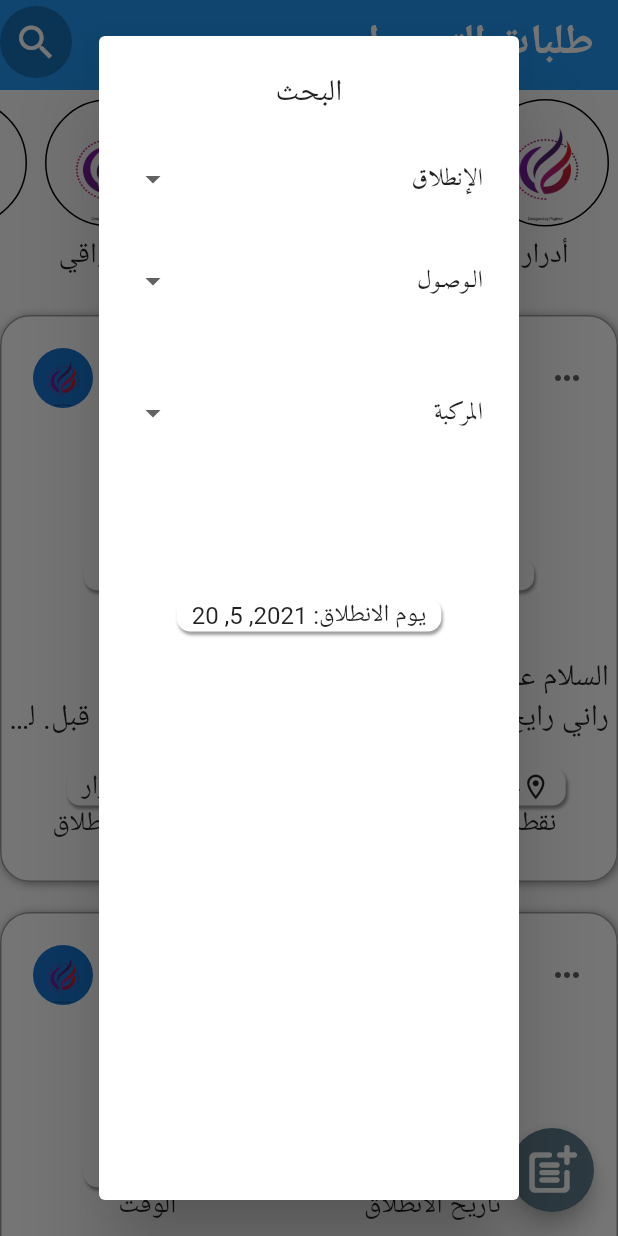
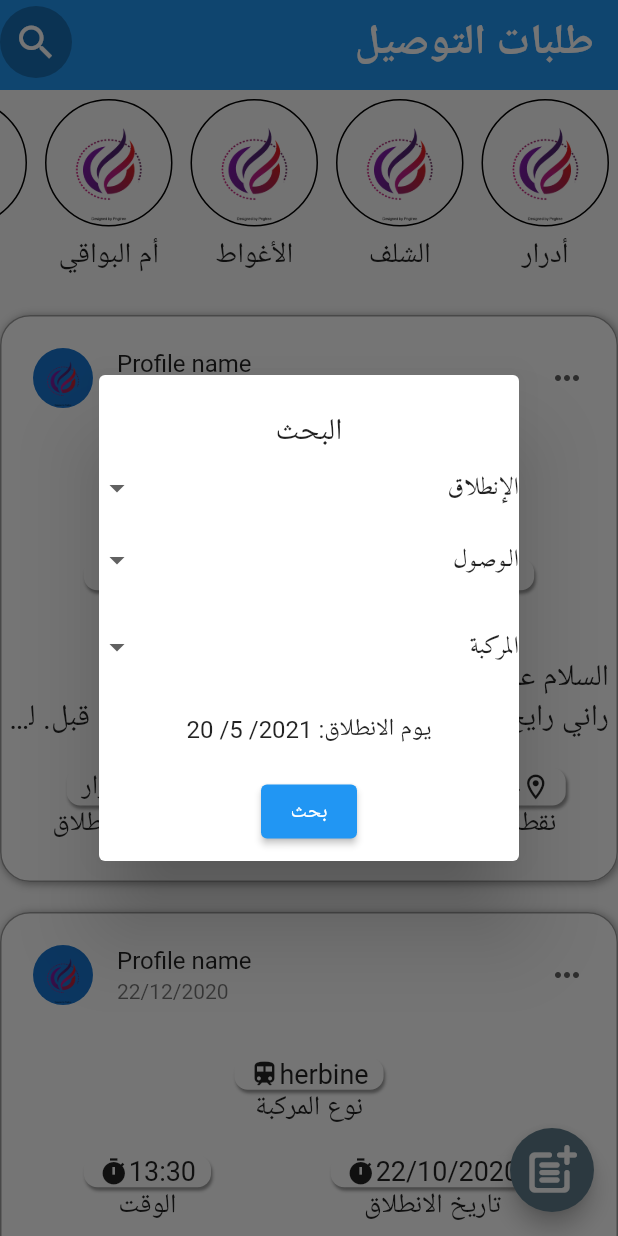
Before and after one commit to aymen-adj/2_cpi_Project, a Flutter app: the Offers screen opened directly, after a tap on the "search" icon, on a phone screen of 412 x 824 dp. Run offline on Flutter 3.47's test engine with Material 2 defaults, Android fonts, the phone set to English and light mode, and no system bars; our stand-ins replace firebase_auth, firebase_core; missing offline and left inert: mysql1; accounts and stored records are empty.

Commit message:
Add Appbar Filter

```diff
--- /dev/null
+++ b/lib/components/DialogFiler.dart
@@ -0,0 +1,83 @@
+import 'package:flutter/material.dart';
+import 'package:ii_cpi_project/constantes/Constants.dart';
+import 'package:ii_cpi_project/components/appbar.dart';
+import 'package:ii_cpi_project/components/SearchFiler.dart';
+
+class DialogFilter extends StatefulWidget {
+  @override
+  _DialogFilterState createState() => _DialogFilterState();
+}
+
+class _DialogFilterState extends State<DialogFilter> {
+  DateTime pickedDate;
+  _pickDate() async {
+    DateTime date = await showDatePicker(
+      context: context,
+      initialDate: pickedDate,
+      firstDate: DateTime(DateTime.now().year),
+      lastDate: DateTime(DateTime.now().year + 1),
+    );
+
+    if (date != null) {
+      setState(() {
+        pickedDate = date;
+      });
+    }
+  }
+
+  @override
+  void initState() {
+    pickedDate = DateTime.now();
+    super.initState();
+  }
+
+  @override
+  Widget build(BuildContext context) {
+    return StatefulBuilder(builder: (context, setState) {
+      return Directionality(
+        textDirection: TextDirection.rtl,
+        child: Container(
+          child: AlertDialog(
+            insetPadding: EdgeInsets.symmetric(vertical: 250, horizontal: 25),
+            contentPadding: EdgeInsets.zero,
+            clipBehavior: Clip.antiAliasWithSaveLayer,
+            title: Center(child: Text('البحث')),
+            content: Column(
+              children: [
+                Filter(
+                  dropTitle: 'الإنطلاق',
+                  dropdownmenu: kWilayat,
+                ),
+                Filter(
+                  dropTitle: 'الـوصـول',
+                  dropdownmenu: kWilayat,
+                ),
+                SizedBox(
+                  height: 10,
+                ),
+                Filter(
+                  dropTitle: 'المركبة',
+                  dropdownmenu: vehicles,
+                ),
+                SizedBox(height: 20),
+                GestureDetector(
+                  onTap: _pickDate,
+                  child: Text(
+                      "يوم الانطلاق: ${pickedDate.year}/ ${pickedDate.month}/ ${pickedDate.day}"),
+                ),
+                SizedBox(height: 20),
+                ElevatedButton(
+                  child: Text("بحث"),
+                  onPressed: () {
+                    print(HomeAppBar.traget);
+                    print(HomeAppBar.vehicule);
+                  },
+                ),
+              ],
+            ),
+          ),
+        ),
+      );
+    });
+  }
+}
--- /dev/null
+++ b/lib/components/SearchFiler.dart
@@ -0,0 +1,50 @@
+import 'package:flutter/material.dart';
+import 'package:ii_cpi_project/components/appbar.dart';
+
+class Filter extends StatefulWidget {
+  Filter({@required this.dropTitle, @required this.dropdownmenu});
+
+  final String dropTitle;
+  final List<DropdownMenuItem> dropdownmenu;
+  @override
+  _FilterState createState() => _FilterState();
+}
+
+class _FilterState extends State<Filter> {
+  String wilaya;
+  @override
+  Widget build(BuildContext context) {
+    return Row(
+      children: [
+        Expanded(
+          child: Container(
+            child: Text(widget.dropTitle,
+                style: TextStyle(
+                  fontFamily: 'Amiri',
+                )),
+          ),
+        ),
+        Expanded(
+          flex: 2,
+          child: DropdownButtonHideUnderline(
+            child: DropdownButton(
+              value: wilaya,
+              onChanged: (value) {
+                setState(() {
+                  wilaya = value;
+                });
+                if (widget.dropTitle == "الإنطلاق")
+                  HomeAppBar.traget[0] = wilaya;
+                else if (widget.dropTitle == "الـوصـول")
+                  HomeAppBar.traget[1] = wilaya;
+                else
+                  HomeAppBar.vehicule = wilaya;
+              },
+              items: widget.dropdownmenu,
+            ),
+          ),
+        ),
+      ],
+    );
+  }
+}
--- a/lib/components/appbar.dart
+++ b/lib/components/appbar.dart
@@ -1,11 +1,15 @@
 import 'package:flutter/material.dart';
 import 'package:flutter/rendering.dart';
-import 'package:ii_cpi_project/components/BasicContainerWithShadow.dart';
 import 'package:ii_cpi_project/constantes/Constants.dart';
+import 'package:ii_cpi_project/components/DialogFiler.dart';
 
 class HomeAppBar extends StatefulWidget {
   ScrollController scrollController;
   HomeAppBar({this.scrollController});
+
+  static List<String> traget = [null, null];
+  static String vehicule;
+
   @override
   _HomeAppBarState createState() => _HomeAppBarState();
 }
@@ -50,46 +54,7 @@ class _HomeAppBarState extends State<HomeAppBar> {
                   showDialog(
                       context: context,
                       builder: (_) {
-                        return StatefulBuilder(builder: (context, setState) {
-                          return Directionality(
-                            textDirection: TextDirection.rtl,
-                            child: AlertDialog(
-                              title: Center(child: Text('البحث')),
-                              content: Column(
-                                children: [
-                                  Filter(
-                                    DropTitle: 'الإنطلاق',
-                                    dropdownmenu: kWilayat,
-                                  ),
-                                  SizedBox(
-                                    height: 20,
-                                  ),
-                                  Filter(
-                                    DropTitle: 'الـوصـول',
-                                    dropdownmenu: kWilayat,
-                                  ),
-                                  SizedBox(
-                                    height: 40,
-                                  ),
-                                  Filter(
-                                    DropTitle: 'المركبة',
-                                    dropdownmenu: vehicles,
-                                  ),
-                                  SizedBox(
-                                    height: 100,
-                                  ),
-                                  GestureDetector(
-                                    onTap: _pickDate,
-                                    child: BasicContainerWithShadow(
-                                      child: Text(
-                                          "يوم الانطلاق: ${pickedDate.year}, ${pickedDate.month}, ${pickedDate.day}"),
-                                    ),
-                                  ),
-                                ],
-                              ),
-                            ),
-                          );
-                        });
+                        return DialogFilter();
                       });
                 }),
           ),
@@ -97,61 +62,4 @@ class _HomeAppBarState extends State<HomeAppBar> {
       ),
     );
   }
-
-  _pickDate() async {
-    DateTime date = await showDatePicker(
-      context: context,
-      initialDate: pickedDate,
-      firstDate: DateTime(DateTime.now().year),
-      lastDate: DateTime(DateTime.now().year + 1),
-    );
-
-    if (date != null) {
-      setState(() {
-        pickedDate = date;
-      });
-    }
-  }
 }
-
-class Filter extends StatefulWidget {
-  Filter({@required this.DropTitle, @required this.dropdownmenu});
-
-  final String DropTitle;
-  final List<DropdownMenuItem> dropdownmenu;
-  @override
-  _FilterState createState() => _FilterState();
-}
-
-class _FilterState extends State<Filter> {
-  String wilaya;
-  @override
-  Widget build(BuildContext context) {
-    return Row(
-      children: [
-        Expanded(
-          child: Container(
-            child: Text(widget.DropTitle,
-                style: TextStyle(
-                  fontFamily: 'Amiri',
-                )),
-          ),
-        ),
-        Expanded(
-          flex: 2,
-          child: DropdownButtonHideUnderline(
-            child: DropdownButton(
-              value: wilaya,
-              onChanged: (value) {
-                setState(() {
-                  wilaya = value;
-                });
-              },
-              items: widget.dropdownmenu,
-            ),
-          ),
-        ),
-      ],
-    );
-  }
-}
--- a/lib/constantes/Constants.dart
+++ b/lib/constantes/Constants.dart
@@ -129,7 +129,16 @@ enum Vehicules {
   DACIA,
   KANGO,
 }
+
 Map wilayat = kWilaya.asMap();
+
+const List<DropdownMenuItem<String>> vehicles = [
+  DropdownMenuItem(value: "شاحنة مبردة", child: Text("شاحنة مبردة")),
+  DropdownMenuItem(value: "شاحنة", child: Text("شاحنة")),
+  DropdownMenuItem(value: "سيارة", child: Text("سيارة")),
+  DropdownMenuItem(value: "دراجة", child: Text("دراجة")),
+];
+
 const List<DropdownMenuItem<String>> kWilayat = [
   DropdownMenuItem(value: "1 - أدرار", child: Text("1 - أدرار")),
   DropdownMenuItem(value: "2 - الشلف", child: Text("2 - الشلف")),
@@ -192,9 +201,3 @@ const List<DropdownMenuItem<String>> kWilayat = [
   DropdownMenuItem(value: "57 - عين صالح", child: Text("57 - عين صالح")),
   DropdownMenuItem(value: "58 - عين قزّام", child: Text("58 - عين قزّام")),
 ];
-const List<DropdownMenuItem<String>> vehicles = [
-  DropdownMenuItem(value: "شاحنة مبردة", child: Text("شاحنة مبردة")),
-  DropdownMenuItem(value: "شاحنة", child: Text("شاحنة")),
-  DropdownMenuItem(value: "سيارة", child: Text("سيارة")),
-  DropdownMenuItem(value: "دراجة", child: Text("دراجة")),
-];
--- a/lib/screens/CreateOffer.dart
+++ b/lib/screens/CreateOffer.dart
@@ -1,4 +1,3 @@
-import 'package:flutter/cupertino.dart';
 import 'package:flutter/material.dart';
 import 'package:ii_cpi_project/components/BasicContainerWithShadow.dart';
 import 'package:ii_cpi_project/components/Chips.dart';
```
